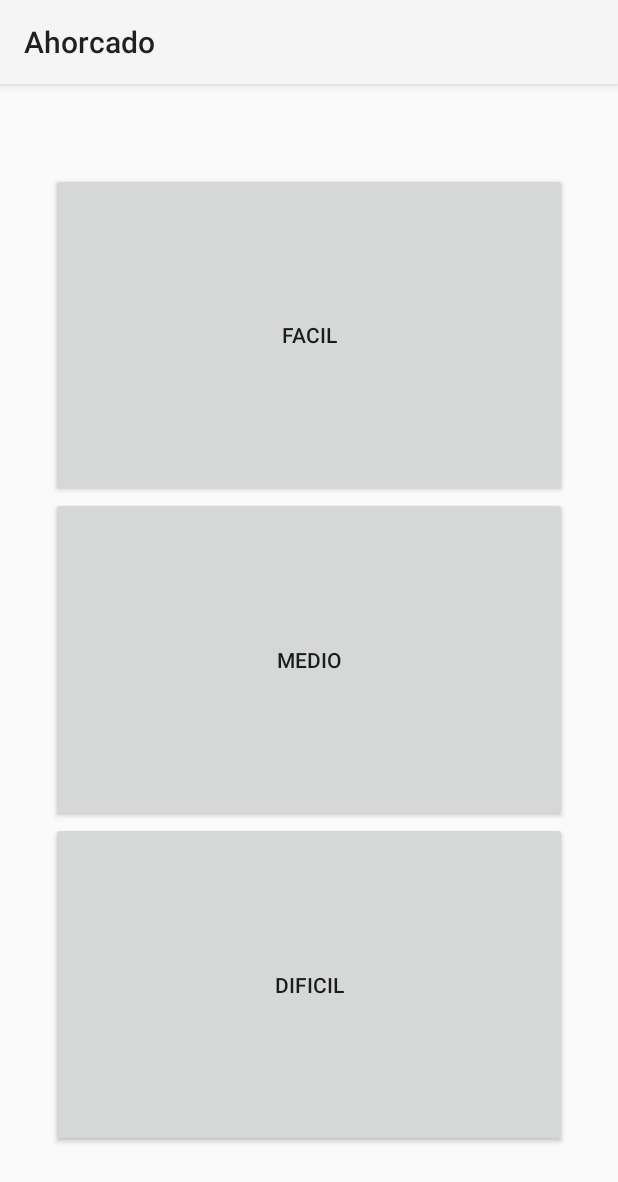
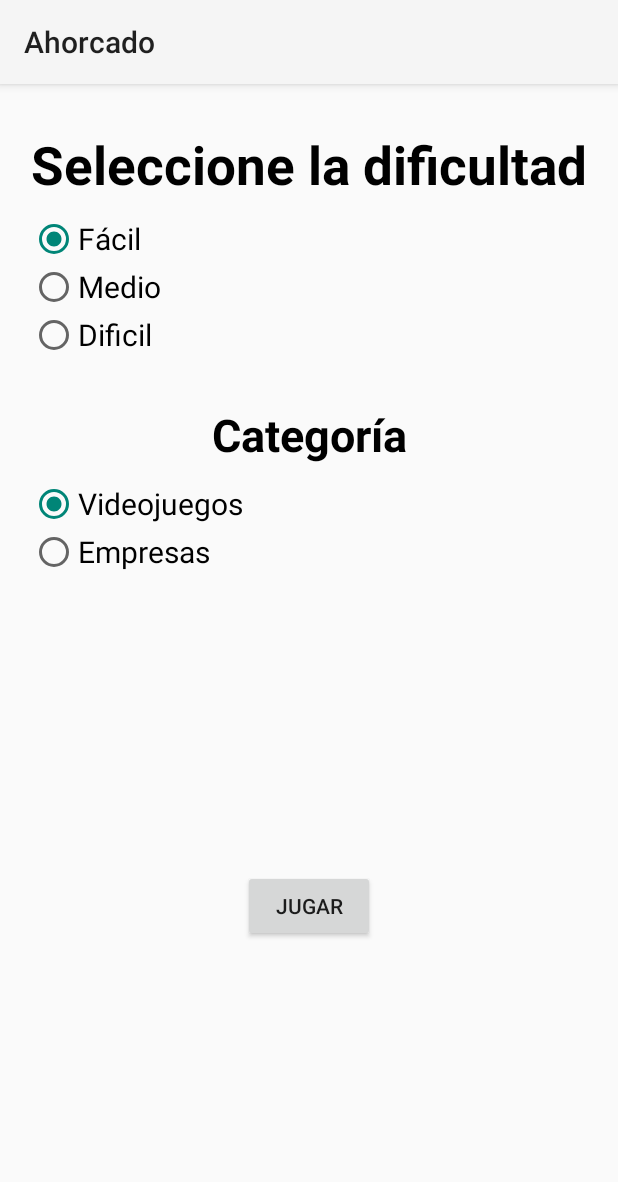
Before and after one commit to Fsxerath/Ahorcado, an Android app: the screen it shows after launch (MainActivity), on a phone screen of 412 x 824 dp. Shown: the top 1182 px of the screen. Run offline under Robolectric (Android 15) with nearby library versions, the phone set to English and light mode, and no system bars.

```diff
--- a/app/src/main/java/com/example/ahorcado/MainActivity.kt
+++ b/app/src/main/java/com/example/ahorcado/MainActivity.kt
@@ -3,6 +3,7 @@ package com.example.ahorcado
 import android.content.Intent
 import androidx.appcompat.app.AppCompatActivity
 import android.os.Bundle
+import android.widget.RadioButton
 import com.example.ahorcado.databinding.ActivityMainBinding
 
 
@@ -12,11 +13,25 @@ class MainActivity : AppCompatActivity() {
         super.onCreate(savedInstanceState)
         binding = ActivityMainBinding.inflate(layoutInflater)
         setContentView(binding.root)
-        binding.button4.setOnClickListener { starGame() }
+        init()
+        binding.btnPlay.setOnClickListener { startGame() }
     }
-    fun starGame(){
-        var intent = Intent(this, Game::class.java).apply {  }
+
+    fun init(){
+        val defaultGameMode: RadioButton = binding.radioGroup.getChildAt(0) as RadioButton
+        val defaultCategoryMode: RadioButton = binding.radioGroup2.getChildAt(0) as RadioButton
+        defaultGameMode.isChecked = true
+        defaultCategoryMode.isChecked = true
+    }
+
+    fun startGame(){
+        val gameMode = findViewById<RadioButton>(binding.radioGroup.checkedRadioButtonId)
+        val categoryGame = findViewById<RadioButton>(binding.radioGroup2.checkedRadioButtonId)
+
+        val intent = Intent(this, Game::class.java).apply {
+            putExtra("gameMode", gameMode.text.toString())
+            putExtra("categoryGame", categoryGame.text.toString())
+        }
         startActivity(intent)
-
     }
 }
--- a/app/src/main/res/layout/activity_main.xml
+++ b/app/src/main/res/layout/activity_main.xml
@@ -6,37 +6,96 @@
     android:layout_height="match_parent"
     tools:context=".MainActivity">
 
-    <LinearLayout
-        android:layout_width="344dp"
-        android:layout_height="649dp"
-        android:orientation="vertical"
+    <TextView
+        android:id="@+id/txtSelect"
+        android:paddingTop="30dp"
+        android:layout_width="match_parent"
+        android:layout_height="wrap_content"
+        android:text="Seleccione la dificultad"
+        android:textColor="@color/black"
+        android:textSize="35dp"
+        android:textStyle="bold"
+        app:layout_constraintStart_toStartOf="parent"
+        app:layout_constraintTop_toTopOf="parent"
+        android:gravity="center"/>
+
+    <RadioGroup
+        android:id="@+id/radioGroup"
+        android:paddingTop="10dp"
+        android:paddingLeft="20dp"
+        android:layout_width="match_parent"
+        android:layout_height="wrap_content"
+        app:layout_constraintTop_toBottomOf="@id/txtSelect">
+
+        <RadioButton
+            android:id="@+id/rbFacil"
+            android:layout_width="match_parent"
+            android:layout_height="wrap_content"
+            android:text="Fácil"
+            android:textColor="@color/black"
+            android:textSize="20dp"/>
+
+        <RadioButton
+            android:id="@+id/rbMedio"
+            android:layout_width="match_parent"
+            android:layout_height="wrap_content"
+            android:text="Medio"
+            android:textColor="@color/black"
+            android:textSize="20dp"/>
+
+        <RadioButton
+            android:id="@+id/rbDificil"
+            android:layout_width="match_parent"
+            android:layout_height="wrap_content"
+            android:text="Dificil"
+            android:textColor="@color/black"
+            android:textSize="20dp"/>
+    </RadioGroup>
+    <TextView
+        android:id="@+id/txtCategory"
+        app:layout_constraintTop_toBottomOf="@id/radioGroup"
+        android:paddingTop="30dp"
+        android:textSize="30dp"
+        android:textColor="@color/black"
+        android:textStyle="bold"
+        android:layout_width="match_parent"
+        android:layout_height="wrap_content"
+        android:gravity="center"
+        android:text="Categoría"/>
+
+    <RadioGroup
+        android:id="@+id/radioGroup2"
+        android:paddingTop="10dp"
+        android:paddingLeft="20dp"
+        android:layout_width="match_parent"
+        android:layout_height="wrap_content"
+        app:layout_constraintTop_toBottomOf="@id/txtCategory">
+
+        <RadioButton
+            android:id="@+id/rbGames"
+            android:layout_width="match_parent"
+            android:layout_height="wrap_content"
+            android:text="Videojuegos"
+            android:textColor="@color/black"
+            android:textSize="20dp"/>
+
+        <RadioButton
+            android:id="@+id/rbBandas"
+            android:layout_width="match_parent"
+            android:layout_height="wrap_content"
+            android:text="Empresas"
+            android:textColor="@color/black"
+            android:textSize="20dp"/>
+
+    </RadioGroup>
+
+    <Button
+        android:id="@+id/btnPlay"
+        android:layout_width="wrap_content"
+        android:layout_height="wrap_content"
         app:layout_constraintBottom_toBottomOf="parent"
         app:layout_constraintEnd_toEndOf="parent"
         app:layout_constraintStart_toStartOf="parent"
-        app:layout_constraintTop_toTopOf="parent" >
-
-        <Button
-            android:id="@+id/button4"
-            android:layout_width="match_parent"
-            android:layout_height="wrap_content"
-            android:text="FACIL"
-            android:layout_weight="1"
-            />
-
-        <Button
-            android:id="@+id/button5"
-            android:layout_width="match_parent"
-            android:layout_height="wrap_content"
-            android:text="MEDIO"
-            android:layout_weight="1"
-            />
-
-        <Button
-            android:id="@+id/button6"
-            android:layout_width="match_parent"
-            android:layout_height="wrap_content"
-            android:text="DIFICIL"
-            android:layout_weight="1"
-            />
-    </LinearLayout>
+        app:layout_constraintTop_toBottomOf="@id/radioGroup2"
+        android:text="Jugar"/>
 </androidx.constraintlayout.widget.ConstraintLayout>
```
Also changed, not shown: app/src/main/java/com/example/ahorcado/Game.kt (+131 -15 lines), app/src/main/res/layout/activity_game.xml (+41 -7 lines), app/src/main/res/drawable/try1.png (added), app/src/main/res/drawable/try2.png (added), app/src/main/res/drawable/try3.png (added), app/src/main/res/drawable/try4.png (added), app/src/main/res/drawable/try5.png (added), app/src/main/res/drawable/try6.png (added), app/src/main/res/drawable/try7.png (added), app/src/main/res/drawable/try8.png (added), app/src/main/res/drawable/try9.png (added).
